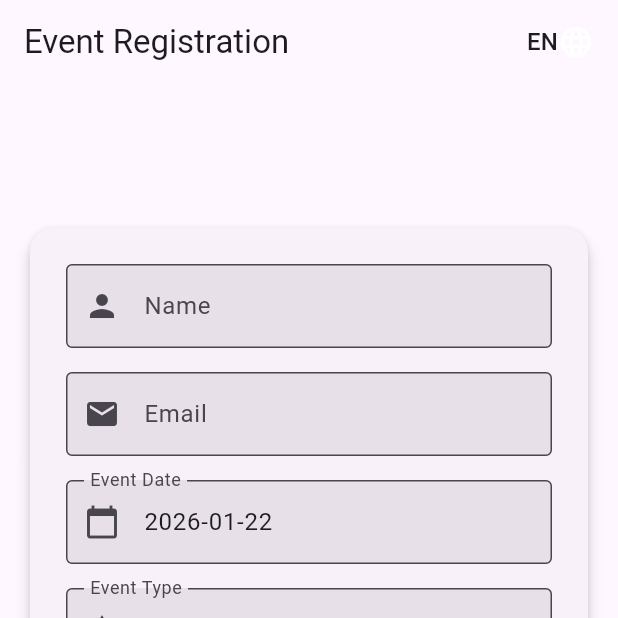
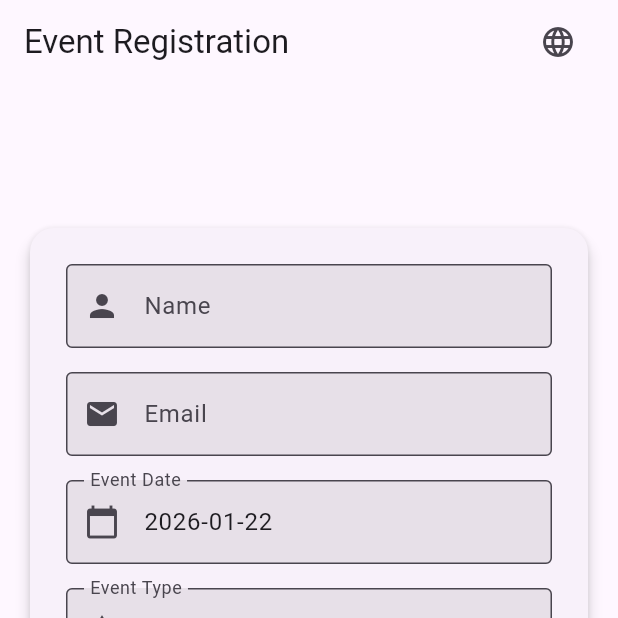
Before and after one commit to stinki03/practica_4_otaryou, a Flutter app: the screen it shows after launch, on a phone screen of 412 x 824 dp, the top half of it. Run offline on Flutter 3.47's test engine with Material 3 defaults, Android fonts, the phone set to English and light mode, and no system bars.

Commit message:
Refactor language switching to use callback pattern and Dialog in RegistrationScreen, updating main.dart structure

```diff
--- a/lib/main.dart
+++ b/lib/main.dart
@@ -1,5 +1,5 @@
 import 'package:flutter/material.dart';
-import 'package:flutter_localizations/flutter_localizations.dart';
+
 import 'l10n/app_localizations.dart';
 import 'screens/registration_screen.dart';
 
@@ -11,18 +11,15 @@ class MyApp extends StatefulWidget {
   const MyApp({super.key});
 
   @override
-  State<MyApp> createState() => MyAppState();
-
-  static MyAppState? of(BuildContext context) =>
-      context.findAncestorStateOfType<MyAppState>();
+  State<MyApp> createState() => _MyAppState();
 }
 
-class MyAppState extends State<MyApp> {
-  Locale _locale = const Locale('en');
+class _MyAppState extends State<MyApp> {
+  Locale _currentLocale = const Locale('en');
 
-  void setLocale(Locale value) {
+  void _changeLanguage(Locale locale) {
     setState(() {
-      _locale = value;
+      _currentLocale = locale;
     });
   }
 
@@ -42,15 +39,10 @@ class MyAppState extends State<MyApp> {
           filled: true,
         ),
       ),
-      locale: _locale,
-      localizationsDelegates: const [
-        AppLocalizations.delegate,
-        GlobalMaterialLocalizations.delegate,
-        GlobalWidgetsLocalizations.delegate,
-        GlobalCupertinoLocalizations.delegate,
-      ],
-      supportedLocales: const [Locale('en'), Locale('es'), Locale('fr')],
-      home: const RegistrationScreen(),
+      locale: _currentLocale,
+      localizationsDelegates: AppLocalizations.localizationsDelegates,
+      supportedLocales: AppLocalizations.supportedLocales,
+      home: RegistrationScreen(onLocaleChange: _changeLanguage),
     );
   }
 }
--- a/lib/screens/registration_screen.dart
+++ b/lib/screens/registration_screen.dart
@@ -2,11 +2,12 @@ import 'package:flutter/material.dart';
 import 'package:intl/intl.dart';
 import '../l10n/app_localizations.dart';
 import '../models/registration_data.dart';
-import '../main.dart';
+
 import 'summary_screen.dart';
 
 class RegistrationScreen extends StatefulWidget {
-  const RegistrationScreen({super.key});
+  final void Function(Locale) onLocaleChange;
+  const RegistrationScreen({super.key, required this.onLocaleChange});
 
   @override
   State<RegistrationScreen> createState() => _RegistrationScreenState();
@@ -48,11 +49,9 @@ class _RegistrationScreenState extends State<RegistrationScreen> {
     final l10n = AppLocalizations.of(context)!;
     if (_formKey.currentState!.validate()) {
       if (!_data.termsAccepted) {
-        ScaffoldMessenger.of(context).showSnackBar(
-          SnackBar(
-            content: Text(l10n.missingFields),
-          ), // Re-using missingFields for simplicity or add specific key
-        );
+        ScaffoldMessenger.of(
+          context,
+        ).showSnackBar(SnackBar(content: Text(l10n.missingFields)));
         return;
       }
       _formKey.currentState!.save();
@@ -88,6 +87,46 @@ class _RegistrationScreenState extends State<RegistrationScreen> {
     );
   }
 
+  void _showLanguageDialog(BuildContext context) {
+    showDialog(
+      context: context,
+      builder: (ctx) => AlertDialog(
+        title: const Text(
+          'Select Language',
+        ), // Ideally localized, but "Select Language" is generic enough or add to arb
+        content: Column(
+          mainAxisSize: MainAxisSize.min,
+          children: [
+            ListTile(
+              leading: const Icon(Icons.flag),
+              title: const Text('English'),
+              onTap: () {
+                widget.onLocaleChange(const Locale('en'));
+                Navigator.pop(ctx);
+              },
+            ),
+            ListTile(
+              leading: const Icon(Icons.flag),
+              title: const Text('Español'),
+              onTap: () {
+                widget.onLocaleChange(const Locale('es'));
+                Navigator.pop(ctx);
+              },
+            ),
+            ListTile(
+              leading: const Icon(Icons.flag),
+              title: const Text('Français'),
+              onTap: () {
+                widget.onLocaleChange(const Locale('fr'));
+                Navigator.pop(ctx);
+              },
+            ),
+          ],
+        ),
+      ),
+    );
+  }
+
   @override
   Widget build(BuildContext context) {
     final l10n = AppLocalizations.of(context)!;
@@ -96,21 +135,10 @@ class _RegistrationScreenState extends State<RegistrationScreen> {
       appBar: AppBar(
         title: Text(l10n.appTitle),
         actions: [
-          DropdownButton<Locale>(
-            value: Localizations.localeOf(context),
-            icon: const Icon(Icons.language, color: Colors.white),
-            dropdownColor: Theme.of(context).primaryColor,
-            underline: Container(),
-            onChanged: (Locale? newValue) {
-              if (newValue != null) {
-                MyApp.of(context)?.setLocale(newValue);
-              }
-            },
-            items: const [
-              DropdownMenuItem(value: Locale('en'), child: Text('EN')),
-              DropdownMenuItem(value: Locale('es'), child: Text('ES')),
-              DropdownMenuItem(value: Locale('fr'), child: Text('FR')),
-            ],
+          IconButton(
+            icon: const Icon(Icons.language),
+            tooltip: 'Change Language',
+            onPressed: () => _showLanguageDialog(context),
           ),
           const SizedBox(width: 16),
         ],
```
